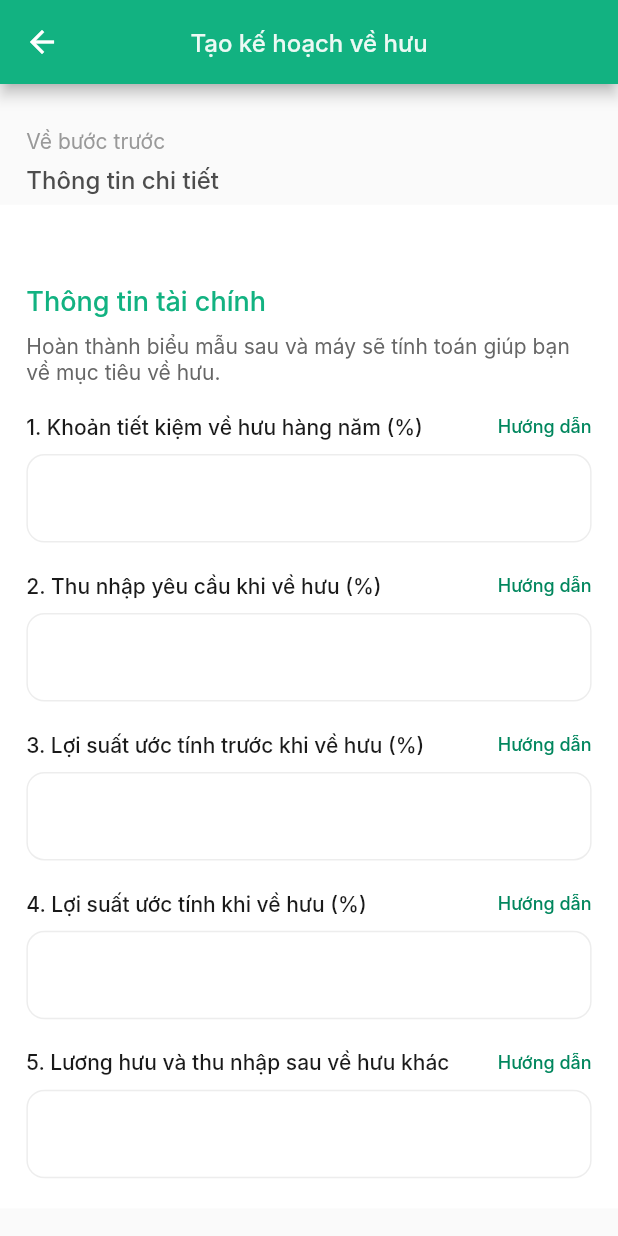
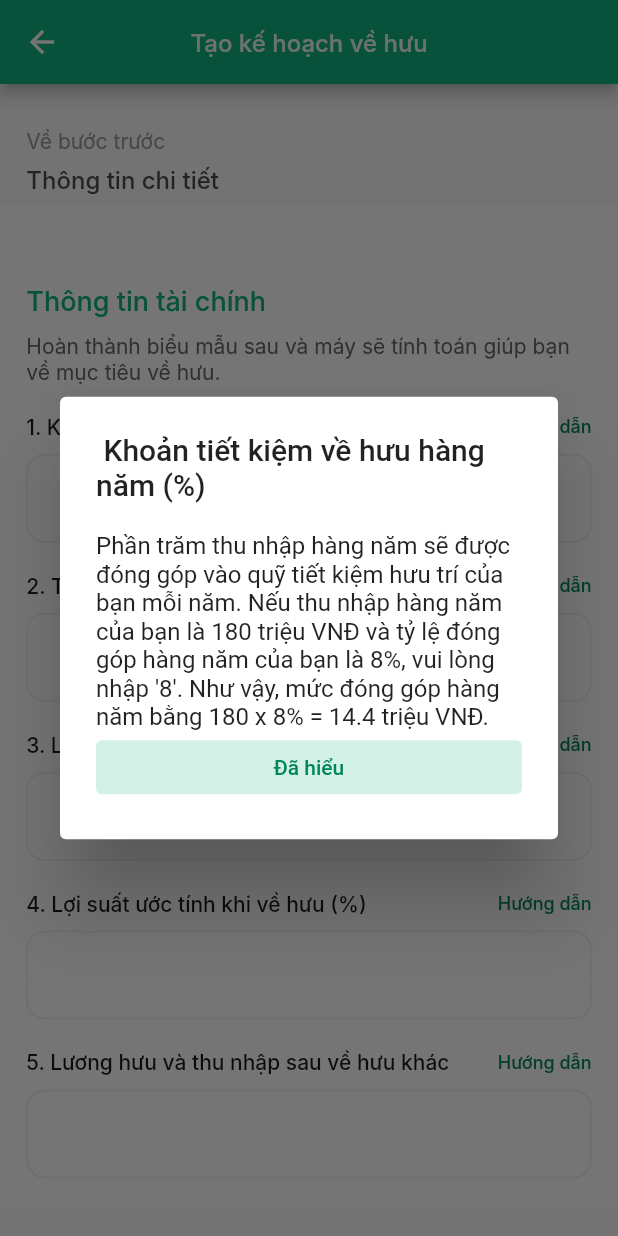
Before and after one commit to nguyenchiemdu/ActiveAgeingMobileApp, a Flutter app: the AddRetirementFinancial screen opened directly with empty values, after a tap on "Hướng dẫn", on a phone screen of 412 x 824 dp. Run offline on Flutter 3.47's test engine with Material 2 defaults, Android fonts, the phone set to English and light mode, and no system bars; our stand-ins replace carousel_slider, cloud_firestore, firebase_auth, firebase_core, fl_chart, flutter_datetime_picker and 3 more; accounts and stored records are empty; Roboto replaces fonts that are missing (Inter).

Commit message:
add pop up

```diff
--- a/lib/main_screen/home_screen/after_retirement_plan/add_retirement_basicinfor.dart
+++ b/lib/main_screen/home_screen/after_retirement_plan/add_retirement_basicinfor.dart
@@ -1,3 +1,4 @@
+import 'package:active_ageing_mobile_app/main_screen/home_screen/after_retirement_plan/pop_up.dart';
 import 'package:flutter/material.dart';
 
 import 'add_retirement_financial.dart';
@@ -18,7 +19,12 @@ class AddRetirementBacisInfor extends StatelessWidget {
   @override
   Widget build(BuildContext context) {
     final curScaleFactor = MediaQuery.of(context).textScaleFactor;
-
+    List<String> listContent = [
+      "Tổng thu nhập của bạn trong năm hiện tại. Nếu thu nhập trong năm nay của bạn là 180 triệu VND, vui lòng nhập '180'.",
+      "Tỷ lệ thu nhập ước tính tăng hàng năm cho đến năm nghỉ hưu dự kiến của bạn. Nếu bạn ước tính mức lương hàng năm của bạn sẽ tăng 2%, vui lòng nhập '2'",
+      "Số dư tài khoản tiết kiệm về hưu hiện tại của bạn. Giả sử bạn đã tích góp được 700 triệu VNĐ cho quỹ tiết kiệm hưu trí của mình, vui lòng nhập '700'.",
+      "Tổng số năm bạn dự định sử dụng quỹ tiết kiệm hưu trí của mình để chi tiêu kể từ năm bạn nghỉ hưu. Giả sử bạn dự định về hưu ở tuổi 60 và mong muốn duy trì mức sống thoải mái trong vòng 30 năm nữa nhờ quỹ tiết kiệm hưu trí của mình, vui lòng nhập '30'. Nói cách khác, tuổi thọ dự kiến của bạn trong trường hợp này là 60 + 30 = 90 (tuổi)."
+    ];
     return Scaffold(
       // resizeToAvoidBottomInset: false,
       appBar: AppBar(
@@ -276,7 +282,8 @@ class AddRetirementBacisInfor extends StatelessWidget {
                                           fontStyle: FontStyle.normal,
                                         )),
                                     InkWell(
-                                      onTap: () {},
+                                      onTap: () => showPopUp(context,
+                                          'Thu nhập hàng năm', listContent[0]),
                                       child: Text('Hướng dẫn',
                                           style: TextStyle(
                                             fontFamily: 'Inter',
@@ -355,7 +362,10 @@ class AddRetirementBacisInfor extends StatelessWidget {
                                           fontStyle: FontStyle.normal,
                                         )),
                                     InkWell(
-                                      onTap: () {},
+                                      onTap: () => showPopUp(
+                                          context,
+                                          'Tăng trưởng thu nhập hàng năm (%)',
+                                          listContent[1]),
                                       child: Text('Hướng dẫn',
                                           style: TextStyle(
                                             fontFamily: 'Inter',
@@ -434,7 +444,10 @@ class AddRetirementBacisInfor extends StatelessWidget {
                                           fontStyle: FontStyle.normal,
                                         )),
                                     InkWell(
-                                      onTap: () {},
+                                      onTap: () => showPopUp(
+                                          context,
+                                          'Số dư quỹ tiết kiệm hiện tại',
+                                          listContent[2]),
                                       child: Text('Hướng dẫn',
                                           style: TextStyle(
                                             fontFamily: 'Inter',
@@ -514,7 +527,10 @@ class AddRetirementBacisInfor extends StatelessWidget {
                                           fontStyle: FontStyle.normal,
                                         )),
                                     InkWell(
-                                      onTap: () {},
+                                      onTap: () => showPopUp(
+                                          context,
+                                          'Số năm dùng khoản tiết kiệm hưu trí',
+                                          listContent[3]),
                                       child: Text('Hướng dẫn',
                                           style: TextStyle(
                                             fontFamily: 'Inter',
--- a/lib/main_screen/home_screen/after_retirement_plan/add_retirement_financial.dart
+++ b/lib/main_screen/home_screen/after_retirement_plan/add_retirement_financial.dart
@@ -1,5 +1,6 @@
 import 'package:flutter/material.dart';
 
+import 'pop_up.dart';
 import 'retirement_plan_report_screen.dart';
 
 class AddRetirementFinancial extends StatefulWidget {
@@ -28,7 +29,13 @@ class _AddRetirementFinancialState extends State<AddRetirementFinancial> {
   @override
   Widget build(BuildContext context) {
     final curScaleFactor = MediaQuery.of(context).textScaleFactor;
-
+    List<String> listContent = [
+      "Phần trăm thu nhập hàng năm sẽ được đóng góp vào quỹ tiết kiệm hưu trí của bạn mỗi năm. Nếu thu nhập hàng năm của bạn là 180 triệu VNĐ và tỷ lệ đóng góp hàng năm của bạn là 8%, vui lòng nhập '8'. Như vậy, mức đóng góp hàng năm bằng 180 x 8% = 14.4 triệu VNĐ.",
+      "Tỷ lệ phần trăm thu nhập hộ gia đình sau khi nghỉ hưu mà bạn nghĩ rằng bạn sẽ cần để trang trải các chi phí của mình khi nghỉ hưu. Số tiền này dựa trên thu nhập hộ gia đình trong năm làm việc cuối cùng của bạn (năm ngay trước khi bạn nghỉ hưu). Giả sử bạn dự định về hưu ở tuổi 60, thu nhập năm bạn 59 tuổi là 210 triệu VNĐ, và bạn tin rằng tỷ lệ này là 60%, vui lòng nhập '60'. Khi đó, số tiền mà bạn cần để chi tiêu vào năm 60 tuổi bằng 210 x 60% = 126 triệu VNĐ.",
+      "Tỷ suất lợi nhuận kỳ vọng hàng năm trên quỹ tiết kiệm hưu trí của bạn trước khi nghỉ hưu. Lưu ý rằng tỷ lệ này có xu hướng giảm theo thời gian. Nếu bạn kỳ vọng tỷ suất trên là 7%, vui lòng nhập '7'.",
+      "Tỷ suất lợi nhuận kỳ vọng hàng năm trên quỹ tiết kiệm hưu trí của bạn sau khi nghỉ hưu. Lưu ý rằng tỷ lệ này có xu hướng giảm theo thời gian. Nếu bạn kỳ vọng tỷ suất trên là 4%, vui lòng nhập '4'.",
+      "Thu nhập dự kiến từ lương hưu hoặc các nguồn khác. Nếu bạn dự đoán mức lương hưu của mình là 2 triệu VNĐ mỗi tháng hay 24 triệu VNĐ mỗi năm, vui lòng nhập '24'."
+    ];
     return Scaffold(
       appBar: AppBar(
           centerTitle: true,
@@ -152,7 +159,10 @@ class _AddRetirementFinancialState extends State<AddRetirementFinancial> {
                                         fontStyle: FontStyle.normal,
                                       )),
                                   InkWell(
-                                    onTap: () {},
+                                    onTap: () => showPopUp(
+                                        context,
+                                        ' Khoản tiết kiệm về hưu hàng năm (%)',
+                                        listContent[0]),
                                     child: Text('Hướng dẫn',
                                         style: TextStyle(
                                           fontFamily: 'Inter',
@@ -229,7 +239,10 @@ class _AddRetirementFinancialState extends State<AddRetirementFinancial> {
                                         fontStyle: FontStyle.normal,
                                       )),
                                   InkWell(
-                                    onTap: () {},
+                                    onTap: () => showPopUp(
+                                        context,
+                                        'Thu nhập yêu cầu khi về hưu (%)',
+                                        listContent[1]),
                                     child: Text('Hướng dẫn',
                                         style: TextStyle(
                                           fontFamily: 'Inter',
@@ -307,7 +320,10 @@ class _AddRetirementFinancialState extends State<AddRetirementFinancial> {
                                         fontStyle: FontStyle.normal,
                                       )),
                                   InkWell(
-                                    onTap: () {},
+                                    onTap: () => showPopUp(
+                                        context,
+                                        'Lợi suất ước tính trước khi về hưu (%)',
+                                        listContent[2]),
                                     child: Text('Hướng dẫn',
                                         style: TextStyle(
                                           fontFamily: 'Inter',
@@ -384,7 +400,10 @@ class _AddRetirementFinancialState extends State<AddRetirementFinancial> {
                                         fontStyle: FontStyle.normal,
                                       )),
                                   InkWell(
-                                    onTap: () {},
+                                    onTap: () => showPopUp(
+                                        context,
+                                        'Lợi suất ước tính khi về hưu (%)',
+                                        listContent[3]),
                                     child: Text('Hướng dẫn',
                                         style: TextStyle(
                                           fontFamily: 'Inter',
@@ -462,7 +481,10 @@ class _AddRetirementFinancialState extends State<AddRetirementFinancial> {
                                         fontStyle: FontStyle.normal,
                                       )),
                                   InkWell(
-                                    onTap: () {},
+                                    onTap: () => showPopUp(
+                                        context,
+                                        'Lương hưu và thu nhập sau về hưu khác',
+                                        listContent[4]),
                                     child: Text('Hướng dẫn',
                                         style: TextStyle(
                                           fontFamily: 'Inter',
--- /dev/null
+++ b/lib/main_screen/home_screen/after_retirement_plan/pop_up.dart
@@ -0,0 +1,41 @@
+import 'package:flutter/material.dart';
+
+showPopUp(BuildContext context, String title, String content) {
+  return showDialog<String>(
+      context: context,
+      builder: (BuildContext context) => AlertDialog(
+            title: Text(title),
+            content: SingleChildScrollView(
+              child: Column(
+                crossAxisAlignment: CrossAxisAlignment.stretch,
+                children: [
+                  Text(content),
+                  Container(
+                    child: TextButton(
+                        style: TextButton.styleFrom(
+                            backgroundColor: Color(0xffD3F1E7)),
+                        onPressed: () {
+                          Navigator.pop(context, 'OK');
+                        },
+                        child: Text(
+                          'Đã hiểu',
+                          style: TextStyle(color: Color(0xff00865D)),
+                        )),
+                  )
+                ],
+              ),
+            ),
+            // actions: <Widget>[
+            //   // TextButton(
+            //   //   onPressed: () => Navigator.pop(
+            //   //       context, 'Cancel'),
+            //   //   child: const Text('Cancel'),
+            //   // ),
+            //   TextButton(
+            //     onPressed: () =>
+            //         Navigator.pop(context, 'OK'),
+            //     child: const Text('OK'),
+            //   ),
+            // ],
+          ));
+}
```
